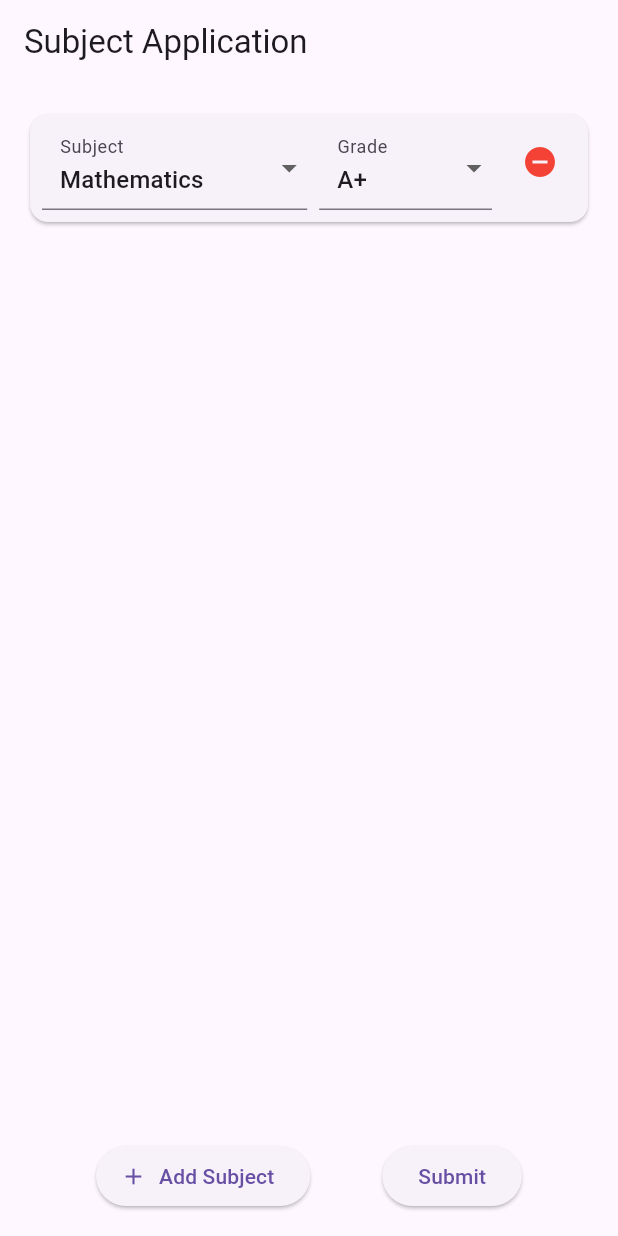
After one commit to RipinDensumite/gmi_prospect_application, a Flutter app: the screen it shows after launch, after a tap on "Add Subject", on a phone screen of 412 x 824 dp. The commit adds this screen. Run offline on Flutter 3.47's test engine with Material 3 defaults, Android fonts, the phone set to English and light mode, and no system bars.

Commit message:
feat: Add main page and result page

```diff
--- /dev/null
+++ b/lib/models/subject.dart
@@ -0,0 +1,26 @@
+// Update lib/models/subject.dart
+class Subject {
+  final String name;
+  final String grade;
+  bool isQualified;
+  double gradePoint;
+
+  Subject({
+    required this.name,
+    required this.grade,
+    this.isQualified = false,
+    this.gradePoint = 0.0,
+  });
+
+  void checkQualification() {
+    final gradePoints = {
+      'A+': 4.0, 'A': 4.0, 'A-': 3.7,
+      'B+': 3.3, 'B': 3.0, 'B-': 2.7,
+      'C+': 2.3, 'C': 2.0, 'C-': 1.7,
+      'D+': 1.3, 'D': 1.0, 'F': 0.0,
+    };
+
+    gradePoint = gradePoints[grade] ?? 0.0;
+    isQualified = gradePoint >= 2.0;
+  }
+}
--- /dev/null
+++ b/lib/screens/subject_form.dart
@@ -0,0 +1,197 @@
+// lib/screens/subject_form.dart
+import 'package:flutter/material.dart';
+import 'package:gmi_prospect_application/models/subject.dart';
+import 'package:gmi_prospect_application/screens/results_screen.dart';
+
+class SubjectFormScreen extends StatefulWidget {
+  const SubjectFormScreen({super.key});
+
+  @override
+  State<SubjectFormScreen> createState() => _SubjectFormScreenState();
+}
+
+class _SubjectFormScreenState extends State<SubjectFormScreen> {
+  final List<Subject> subjects = [];
+  final List<String> subjectOptions = [
+    'Mathematics',
+    'Physics',
+    'English',
+    'Art',
+    'Chemistry',
+    'Biology',
+  ];
+
+  final List<String> gradeOptions = [
+    'A+',
+    'A',
+    'A-',
+    'B+',
+    'B',
+    'B-',
+    'C+',
+    'C',
+    'C-',
+    'D+',
+    'D',
+    'F',
+  ];
+
+  void addSubject() {
+    setState(() {
+      subjects.add(Subject(
+        name: subjectOptions[0],
+        grade: gradeOptions[0],
+      ));
+    });
+  }
+
+  void removeSubject(int index) {
+    setState(() {
+      subjects.removeAt(index);
+    });
+  }
+
+  void submitForm() {
+    if (subjects.isEmpty) {
+      ScaffoldMessenger.of(context).showSnackBar(
+        const SnackBar(content: Text('Please add at least one subject')),
+      );
+      return;
+    }
+
+    for (var subject in subjects) {
+      subject.checkQualification();
+    }
+
+    Navigator.push(
+      context,
+      MaterialPageRoute(
+        builder: (context) => ResultsScreen(subjects: subjects),
+      ),
+    );
+  }
+
+  @override
+  Widget build(BuildContext context) {
+    return Scaffold(
+      appBar: AppBar(
+        title: const Text('Subject Application'),
+      ),
+      body: Padding(
+        padding: const EdgeInsets.all(16.0),
+        child: Column(
+          children: [
+            Expanded(
+              child: ListView.builder(
+                itemCount: subjects.length,
+                itemBuilder: (context, index) {
+                  return Card(
+                    child: Padding(
+                      padding: const EdgeInsets.all(8.0),
+                      child: Row(
+                        crossAxisAlignment: CrossAxisAlignment.start,
+                        children: [
+                          // Subject Dropdown
+                          Expanded(
+                            flex: 3,
+                            child: Padding(
+                              padding: const EdgeInsets.only(right: 8.0),
+                              child: DropdownButtonFormField<String>(
+                                isExpanded: true, // Add this line
+                                value: subjects[index].name,
+                                items: subjectOptions.map((String value) {
+                                  return DropdownMenuItem<String>(
+                                    value: value,
+                                    child: Text(
+                                      value,
+                                      overflow: TextOverflow
+                                          .ellipsis, // Add this line
+                                    ),
+                                  );
+                                }).toList(),
+                                onChanged: (String? newValue) {
+                                  setState(() {
+                                    subjects[index] = Subject(
+                                      name: newValue!,
+                                      grade: subjects[index].grade,
+                                    );
+                                  });
+                                },
+                                decoration: const InputDecoration(
+                                  labelText: 'Subject',
+                                  contentPadding: EdgeInsets.symmetric(
+                                    horizontal: 12,
+                                    vertical: 8,
+                                  ),
+                                ),
+                              ),
+                            ),
+                          ),
+                          // Grade Dropdown
+                          Expanded(
+                            flex: 2,
+                            child: Padding(
+                              padding: const EdgeInsets.only(right: 8.0),
+                              child: DropdownButtonFormField<String>(
+                                isExpanded: true, // Add this line
+                                value: subjects[index].grade,
+                                items: gradeOptions.map((String value) {
+                                  return DropdownMenuItem<String>(
+                                    value: value,
+                                    child: Text(value),
+                                  );
+                                }).toList(),
+                                onChanged: (String? newValue) {
+                                  setState(() {
+                                    subjects[index] = Subject(
+                                      name: subjects[index].name,
+                                      grade: newValue!,
+                                    );
+                                  });
+                                },
+                                decoration: const InputDecoration(
+                                  labelText: 'Grade',
+                                  contentPadding: EdgeInsets.symmetric(
+                                    horizontal: 12,
+                                    vertical: 8,
+                                  ),
+                                ),
+                              ),
+                            ),
+                          ),
+                          // Remove Button
+                          IconButton(
+                            icon: const Icon(Icons.remove_circle),
+                            onPressed: () => removeSubject(index),
+                            color: Colors.red,
+                            padding: EdgeInsets.zero,
+                            constraints: const BoxConstraints(),
+                          ),
+                        ],
+                      ),
+                    ),
+                  );
+                },
+              ),
+            ),
+            const SizedBox(height: 16),
+            Row(
+              mainAxisAlignment: MainAxisAlignment.spaceEvenly,
+              children: [
+                ElevatedButton.icon(
+                  onPressed: addSubject,
+                  icon: const Icon(Icons.add),
+                  label: const Text('Add Subject'),
+                ),
+                ElevatedButton(
+                  onPressed: submitForm,
+                  child: const Text('Submit'),
+                ),
+              ],
+            ),
+          ],
+        ),
+      ),
+    );
+  }
+}
--- a/pubspec.yaml
+++ b/pubspec.yaml
@@ -31,6 +31,7 @@ dependencies:
   flutter:
     sdk: flutter
 
+  url_launcher: ^6.1.14
 
   # The following adds the Cupertino Icons font to your application.
   # Use with the CupertinoIcons class for iOS style icons.
```
Also changed, not shown: lib/data/courses.dart (added, +39 -0 lines), lib/main.dart (+5 -107 lines), lib/models/course.dart (added, +16 -0 lines), lib/screens/results_screen.dart (added, +230 -0 lines), pubspec.lock, 5 other files.
